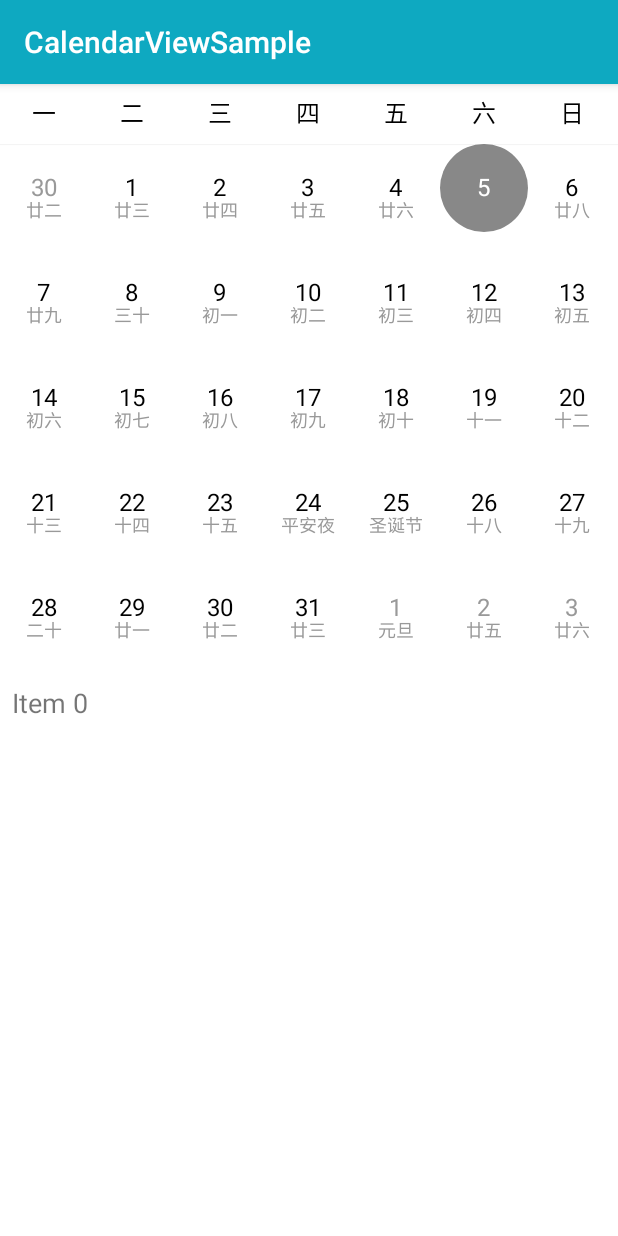
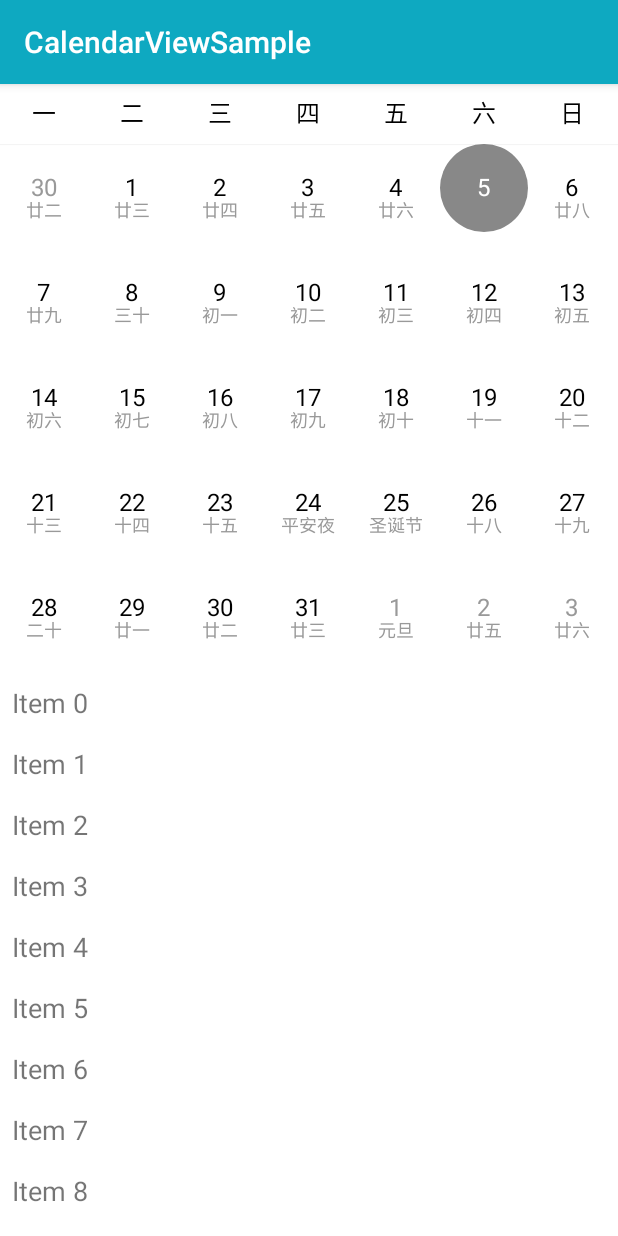
Before and after one commit to ycuwq/CalendarView, an Android app: the screen it shows after launch (MainActivity), on a phone screen of 412 x 824 dp. Run offline under Robolectric (Android 15) with nearby library versions, the phone set to English and light mode, and no system bars.

```diff
--- a/calendarviewsample/src/main/java/com/example/calendarviewsample/MainActivity.java
+++ b/calendarviewsample/src/main/java/com/example/calendarviewsample/MainActivity.java
@@ -44,7 +44,7 @@ public class MainActivity extends AppCompatActivity {
             }
         };
         List<String> strings = new ArrayList<>();
-        for (int i = 0; i < 1; i++) {
+        for (int i = 0; i < 50; i++) {
             strings.add("Item "+ i);
         }
         adapter.setList(strings);
--- a/calendarviewsample/src/main/res/layout/activity_main.xml
+++ b/calendarviewsample/src/main/res/layout/activity_main.xml
@@ -13,6 +13,7 @@
         android:layout_height="match_parent">
         <com.ycuwq.calendarview.CalendarView
             android:id="@+id/calendarView"
+            app:bottomTextSize="12sp"
             android:layout_width="match_parent"
             android:layout_height="wrap_content"/>
         <android.support.v7.widget.RecyclerView
```
Also changed, not shown: 3 other files.
